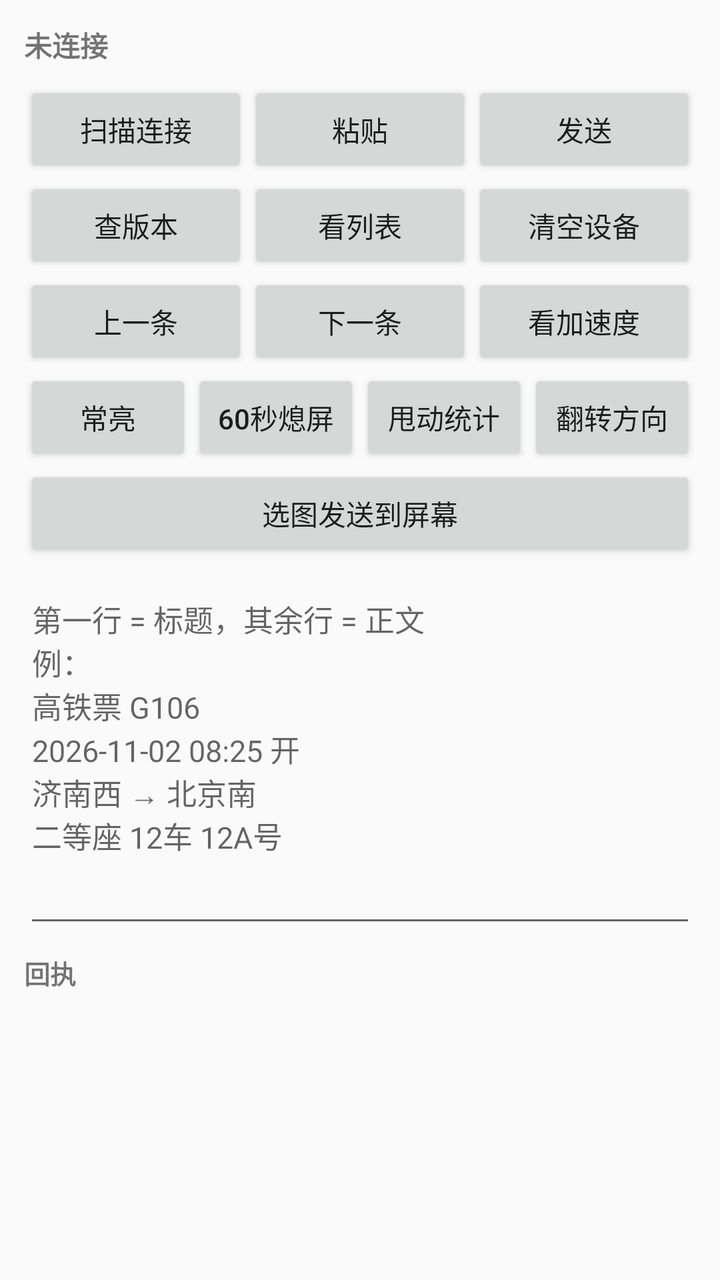
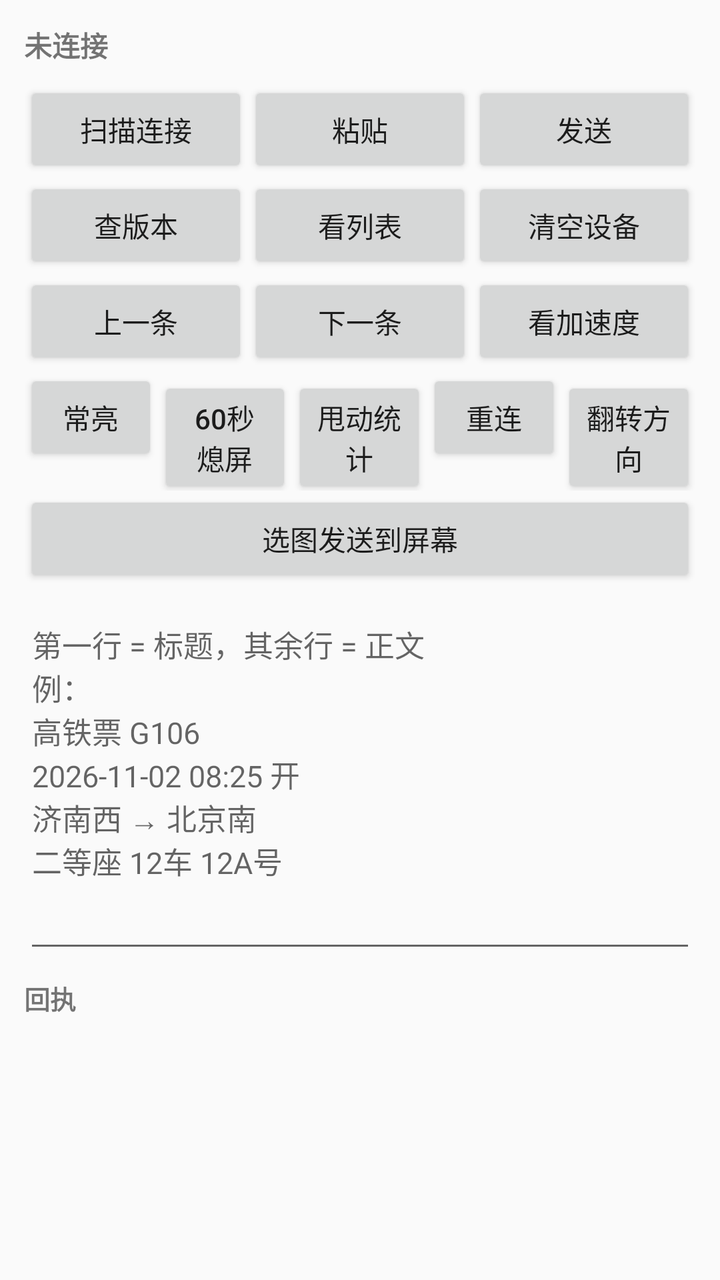

Compare the two renders of this Android layout. The source of the first and the diff that turns it into the second are given below.
<!-- AndroidManifest.xml: application theme android:Theme.Material.Light.DarkActionBar -->
<!-- res/layout/activity_main.xml -->
<?xml version="1.0" encoding="utf-8"?>
<LinearLayout xmlns:android="http://schemas.android.com/apk/res/android"
    android:layout_width="match_parent"
    android:layout_height="match_parent"
    android:orientation="vertical"
    android:padding="12dp">

    <TextView
        android:id="@+id/status"
        android:layout_width="match_parent"
        android:layout_height="wrap_content"
        android:paddingBottom="8dp"
        android:text="未连接"
        android:textSize="14sp"
        android:textStyle="bold" />

    <LinearLayout
        android:layout_width="match_parent"
        android:layout_height="wrap_content"
        android:orientation="horizontal">

        <Button
            android:id="@+id/btnScan"
            android:layout_width="0dp"
            android:layout_height="wrap_content"
            android:layout_weight="1"
            android:text="扫描连接" />

        <Button
            android:id="@+id/btnPaste"
            android:layout_width="0dp"
            android:layout_height="wrap_content"
            android:layout_weight="1"
            android:text="粘贴" />

        <Button
            android:id="@+id/btnSend"
            android:layout_width="0dp"
            android:layout_height="wrap_content"
            android:layout_weight="1"
            android:text="发送" />
    </LinearLayout>

    <LinearLayout
        android:layout_width="match_parent"
        android:layout_height="wrap_content"
        android:orientation="horizontal">

        <Button
            android:id="@+id/btnVer"
            android:layout_width="0dp"
            android:layout_height="wrap_content"
            android:layout_weight="1"
            android:text="查版本" />

        <Button
            android:id="@+id/btnList"
            android:layout_width="0dp"
            android:layout_height="wrap_content"
            android:layout_weight="1"
            android:text="看列表" />

        <Button
            android:id="@+id/btnClearDev"
            android:layout_width="0dp"
            android:layout_height="wrap_content"
            android:layout_weight="1"
            android:text="清空设备" />
    </LinearLayout>

    <LinearLayout
        android:layout_width="match_parent"
        android:layout_height="wrap_content"
        android:orientation="horizontal">

        <Button
            android:id="@+id/btnPrev"
            android:layout_width="0dp"
            android:layout_height="wrap_content"
            android:layout_weight="1"
            android:text="上一条" />

        <Button
            android:id="@+id/btnNext"
            android:layout_width="0dp"
            android:layout_height="wrap_content"
            android:layout_weight="1"
            android:text="下一条" />

        <Button
            android:id="@+id/btnAccel"
            android:layout_width="0dp"
            android:layout_height="wrap_content"
            android:layout_weight="1"
            android:text="看加速度" />
    </LinearLayout>

    <LinearLayout
        android:layout_width="match_parent"
        android:layout_height="wrap_content"
        android:orientation="horizontal">

        <Button
            android:id="@+id/btnAlwaysOn"
            android:layout_width="0dp"
            android:layout_height="wrap_content"
            android:layout_weight="1"
            android:text="常亮" />

        <Button
            android:id="@+id/btnIdle60"
            android:layout_width="0dp"
            android:layout_height="wrap_content"
            android:layout_weight="1"
            android:text="60秒熄屏" />

        <Button
            android:id="@+id/btnSwipeStat"
            android:layout_width="0dp"
            android:layout_height="wrap_content"
            android:layout_weight="1"
            android:text="甩动统计" />

        <Button
            android:id="@+id/btnFlipSign"
            android:layout_width="0dp"
            android:layout_height="wrap_content"
            android:layout_weight="1"
            android:text="翻转方向" />
    </LinearLayout>

    <Button
        android:id="@+id/btnImage"
        android:layout_width="match_parent"
        android:layout_height="wrap_content"
        android:text="选图发送到屏幕" />

    <EditText
        android:id="@+id/input"
        android:layout_width="match_parent"
        android:layout_height="180dp"
        android:layout_marginTop="8dp"
        android:gravity="top|start"
        android:hint="第一行 = 标题，其余行 = 正文&#10;例：&#10;高铁票 G106&#10;2026-11-02 08:25 开&#10;济南西 → 北京南&#10;二等座 12车 12A号"
        android:inputType="textMultiLine"
        android:textSize="15sp" />

    <TextView
        android:layout_width="match_parent"
        android:layout_height="wrap_content"
        android:layout_marginTop="8dp"
        android:text="回执"
        android:textSize="13sp"
        android:textStyle="bold" />

    <ScrollView
        android:id="@+id/logWrap"
        android:layout_width="match_parent"
        android:layout_height="0dp"
        android:layout_weight="1">

        <TextView
            android:id="@+id/log"
            android:layout_width="match_parent"
            android:layout_height="wrap_content"
            android:fontFamily="monospace"
            android:textSize="12sp" />
    </ScrollView>

</LinearLayout>
<!-- resources referenced by this layout -->
<resources>

</resources>

<!-- the commit's change to res/layout/activity_main.xml (unified diff, before → after) -->
@@ -122,6 +122,13 @@
             android:text="甩动统计" />
 
         <Button
+            android:id="@+id/btnReconnect"
+            android:layout_width="0dp"
+            android:layout_height="wrap_content"
+            android:layout_weight="1"
+            android:text="重连" />
+
+        <Button
             android:id="@+id/btnFlipSign"
             android:layout_width="0dp"
             android:layout_height="wrap_content"
